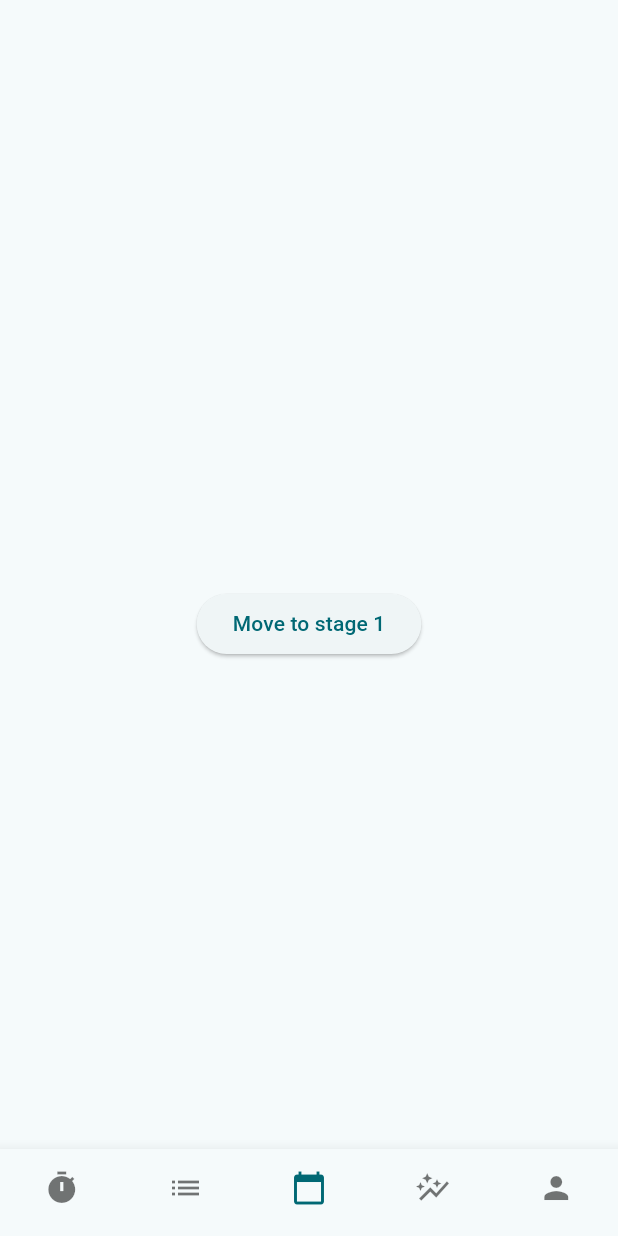
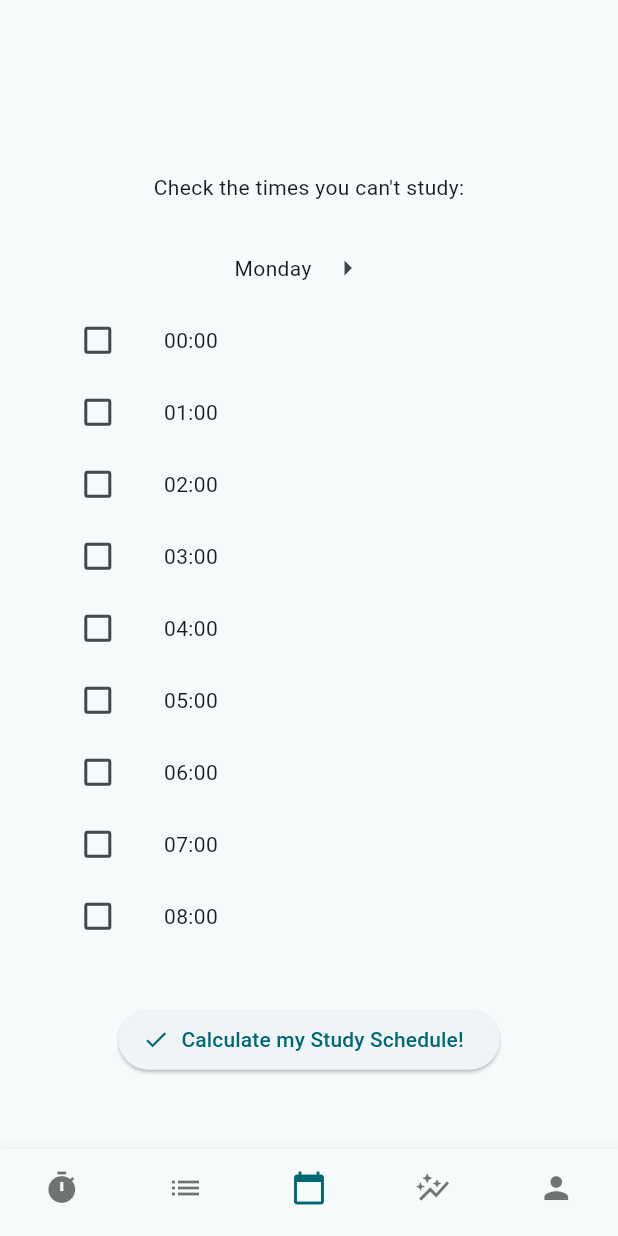
Before and after one commit to pmtzlat/StudyBuddy, a Flutter app: the CalendarView screen opened directly, swiped to page 2, on a phone screen of 412 x 824 dp. Run offline on Flutter 3.47's test engine with Material 2 defaults, Android fonts, the phone set to English and light mode, and no system bars; our stand-ins replace cloud_firestore, connectivity_plus, firebase_auth, firebase_core, flutter_form_builder, flutter_signin_button and 4 more; accounts and stored records are empty; generated files the repository leaves out were written again.

Commit message:
calendar form entered

```diff
--- /dev/null
+++ b/lib/common_widgets/hour_picker_form.dart
@@ -0,0 +1,143 @@
+import 'package:flutter/cupertino.dart';
+import 'package:flutter/material.dart';
+import 'package:flutter_form_builder/flutter_form_builder.dart';
+import 'package:flutter_gen/gen_l10n/app_localizations.dart';
+import 'package:form_builder_validators/form_builder_validators.dart';
+import 'package:study_buddy/main.dart';
+import 'package:study_buddy/services/logging_service.dart';
+
+class HourPickerForm extends StatefulWidget {
+  const HourPickerForm({super.key});
+
+  @override
+  State<HourPickerForm> createState() => _HourPickerFormState();
+}
+
+class _HourPickerFormState extends State<HourPickerForm> {
+  PageController _pageController =
+      PageController(initialPage: instanceManager.sessionStorage.savedWeekday);
+  var checkboxMatrix = instanceManager.sessionStorage.checkboxMatrix;
+
+  @override
+  Widget build(BuildContext context) {
+    final _localizations = AppLocalizations.of(context)!;
+    var weekdays = [
+      _localizations.monday,
+      _localizations.tuesday,
+      _localizations.wednesday,
+      _localizations.thursday,
+      _localizations.friday,
+      _localizations.saturday,
+      _localizations.sunday,
+    ];
+    List<Widget> dayFormWidgets = [];
+    for (int i = 0; i < weekdays.length; i++) {
+      dayFormWidgets.add(
+        DayForm(
+          day: weekdays[i],
+          pageController: _pageController,
+          checkboxList: checkboxMatrix[i],
+        ),
+      );
+    }
+
+    return PageView(
+      controller: _pageController,
+      scrollDirection: Axis.horizontal,
+      physics: NeverScrollableScrollPhysics(),
+      children: dayFormWidgets,
+    );
+  }
+
+  @override
+  void dispose() {
+    _pageController.dispose();
+    super.dispose();
+  }
+}
+
+class DayForm extends StatefulWidget {
+  final String day;
+  final PageController pageController;
+  final List<bool> checkboxList;
+  const DayForm(
+      {super.key,
+      required String this.day,
+      required this.pageController,
+      required this.checkboxList});
+
+  @override
+  State<DayForm> createState() => _DayFormState();
+}
+
+class _DayFormState extends State<DayForm> {
+  List<FormBuilderFieldOption<String>> hourOptions = [];
+
+  @override
+  Widget build(BuildContext context) {
+    final _localizations = AppLocalizations.of(context)!;
+    List<Widget> hourWidgets = [];
+    for (int hour = 0; hour < 24; hour++) {
+      String hourString = hour.toString().padLeft(2, '0') + ":00";
+      hourWidgets.add(Row(
+        mainAxisAlignment: MainAxisAlignment.start,
+        children: [
+          Checkbox(
+              value: widget.checkboxList[hour],
+              onChanged: (newValue) {
+                setState(() {
+                  widget.checkboxList[hour] = newValue!;
+                });
+              }),
+          SizedBox(
+            width: 20,
+          ),
+          Text(hourString)
+        ],
+      ));
+    }
+    return Container(
+      child: Column(
+        children: [
+          Row(
+            mainAxisAlignment: MainAxisAlignment.center,
+            children: [
+              widget.day != 'Monday'
+                  ? IconButton(
+                      onPressed: () {
+                        instanceManager.sessionStorage.savedWeekday--;
+                        setState(() {});
+                        widget.pageController.previousPage(
+                          duration: Duration(milliseconds: 300),
+                          curve: Curves.ease,
+                        );
+                      },
+                      icon: Icon(Icons.arrow_left),
+                    )
+                  : SizedBox(),
+              Text('${widget.day}'),
+              widget.day != 'Sunday'
+                  ? IconButton(
+                      onPressed: () {
+                        instanceManager.sessionStorage.savedWeekday++;
+                        setState(() {});
+                        widget.pageController.nextPage(
+                          duration: Duration(milliseconds: 300),
+                          curve: Curves.ease,
+                        );
+                      },
+                      icon: Icon(Icons.arrow_right),
+                    )
+                  : SizedBox(),
+            ],
+          ),
+          Expanded(
+            child: SingleChildScrollView(
+              child: Column(children: hourWidgets),
+            ),
+          )
+        ],
+      ),
+    );
+  }
+}
--- a/lib/l10n/app_en.arb
+++ b/lib/l10n/app_en.arb
@@ -27,6 +27,18 @@
 
 
     "calendarTitle": "Calendar",
+    "configureCalendar":"Start configuring Calendar!",
+    "chooseFreeSchedule":"Check the times you can't study:",
+    "monday":"Monday",
+    "tuesday":"Tuesday",
+    "wednesday":"Wednesday",
+    "thursday":"Thursday",
+    "friday":"Friday",
+    "saturday":"Saturday",
+    "sunday":"Sunday",
+    "nextDay":"Next Day",
+    "calculateSchedule": "Calculate my Study Schedule!",
+    "loadingSchedule": "Loading Schedule...",
 
 
     "progressTitle" : "Progress",
--- a/lib/main.dart
+++ b/lib/main.dart
@@ -39,7 +39,10 @@ void main() async {
 
 
 
-  runApp(StudyBuddyApp());
+  runApp(
+    StudyBuddyApp(
+
+  ));
 }
 
 class StudyBuddyApp extends StatefulWidget {
--- a/lib/modules/calendar/calendar_view.dart
+++ b/lib/modules/calendar/calendar_view.dart
@@ -1,7 +1,11 @@
 import 'package:flutter/material.dart';
+import 'package:study_buddy/common_widgets/hour_picker_form.dart';
 import 'package:study_buddy/main.dart';
+import 'package:provider/provider.dart';
+import 'package:flutter_gen/gen_l10n/app_localizations.dart';
 
-import 'package:flutter_gen/gen_l10n/app_localizations.dart';
+
+
 
 class CalendarView extends StatefulWidget {
   const CalendarView({super.key});
@@ -12,18 +16,17 @@ class CalendarView extends StatefulWidget {
 
 class _CalendarViewState extends State<CalendarView> {
   final _controller = instanceManager.calendarController;
-  PageController _pageController = PageController(initialPage: 0);
+  final page = 0;
+  PageController _pageController = PageController(
+      initialPage: instanceManager.sessionStorage.calendarBeginPage);
 
   @override
   Widget build(BuildContext context) {
-    return instanceManager.scaffold.getScaffold(
-        context: context,
-        activeIndex: 2,
-        body: PageView(
-            controller: _pageController,
-            physics: NeverScrollableScrollPhysics(),
-            children: [
-              Column(
+    final _localizations = AppLocalizations.of(context)!;
+    var screenWidth = MediaQuery.of(context).size.width;
+    var screenHeight = MediaQuery.of(context).size.height;
+
+    Widget page1 = Column(
       mainAxisAlignment: MainAxisAlignment.center,
       children: [
         Row(
@@ -34,32 +37,123 @@ class _CalendarViewState extends State<CalendarView> {
                 Text(AppLocalizations.of(context)!.calendarTitle),
                 ElevatedButton(
                     onPressed: () {
-                                _controller.moveToStageTwo(
-                                    controller: _pageController);
+                      _controller.moveToStageTwo();
+                      _pageController.nextPage(
+                          duration: Duration(milliseconds: 300),
+                          curve: Curves.decelerate);
+                      setState(() {});
                     },
-                              child: Text('Move to stage 2')),
+                    child: Text(_localizations.configureCalendar)),
               ],
             ),
           ],
         )
       ],
-              ),
-              Column(
+    );
+
+    Widget page2 = Column(
       mainAxisAlignment: MainAxisAlignment.center,
       children: [
         Row(
           mainAxisAlignment: MainAxisAlignment.center,
           children: [
-                      ElevatedButton(
+            Column(
+              children: [
+                Text(_localizations.chooseFreeSchedule),
+                SizedBox(
+                  height: 20,
+                ),
+                Container(
+                    width: screenWidth * 0.8,
+                    height: screenHeight * 0.6,
+                    child: HourPickerForm()),
+                SizedBox(
+                  height: 20,
+                ),
+                ElevatedButton.icon(
                     onPressed: () {
-                            _controller.moveToStageOne(
-                                controller: _pageController);
+                      _controller.moveToStageThree();
+                      _pageController.nextPage(
+                          duration: Duration(milliseconds: 300),
+                          curve: Curves.decelerate);
+                      setState(() {});
                     },
-                          child: Text('Move to stage 1')),
+                    icon: Icon(Icons.done),
+                    label: Text(_localizations.calculateSchedule))
               ],
             ),
           ],
-              )
-            ]));
+        ),
+      ],
+    );
+
+    Widget page3 = Center(
+      child: Column(
+        mainAxisAlignment: MainAxisAlignment.center,
+        children: [
+          CircularProgressIndicator(),
+          SizedBox(height: 16.0),
+          Text(
+            _localizations.loadingSchedule,
+            style: TextStyle(fontSize: 16.0),
+          ),
+        ],
+      ),
+    );
+
+
+    return instanceManager.scaffold.getScaffold(
+        context: context,
+        activeIndex: 2,
+        body: PageView(
+            controller: _pageController,
+            physics: NeverScrollableScrollPhysics(),
+            scrollDirection: Axis.horizontal,
+            children: [page1, page2, LoadingSchedule(page3:page3)]));
   }
 }
+
+class LoadingSchedule extends StatefulWidget {
+  final Widget page3;
+  LoadingSchedule({required this.page3});
+  @override
+  _LoadingScheduleState createState() => _LoadingScheduleState();
+}
+
+class _LoadingScheduleState extends State<LoadingSchedule> {
+  bool isLoading = true;
+  final _controller = instanceManager.calendarController;
+  Future<void> yourFunction() async {
+    await Future.delayed(Duration(seconds: 5));
+    setState(() {
+      isLoading = false;
+    });
+  }
+
+  @override
+  void initState() {
+    super.initState();
+
+  }
+
+  @override
+  Widget build(BuildContext context) {
+    return  isLoading
+          ? widget.page3
+          : ScheduleExistsPage();
+  }
+}
+
+class ScheduleExistsPage extends StatefulWidget {
+  const ScheduleExistsPage({super.key});
+
+  @override
+  State<ScheduleExistsPage> createState() => _ScheduleExistsPageState();
+}
+
+class _ScheduleExistsPageState extends State<ScheduleExistsPage> {
+  @override
+  Widget build(BuildContext context) {
+    return Center(child: Column(children: [Text('TODO: Here goes the regular calendar view')]),);
+  }
+}
--- a/pubspec.yaml
+++ b/pubspec.yaml
@@ -51,6 +51,7 @@ dependencies:
   flutter_localizations:
     sdk: flutter
   intl: any
+  provider: ^6.0.5
 
 
 dev_dependencies:
```
Also changed, not shown: lib/modules/calendar/calendar_controller.dart (+7 -10 lines), lib/session_storage.dart (+8 -0 lines), pubspec.lock. Lines whose indentation alone changed are shown as unchanged.
